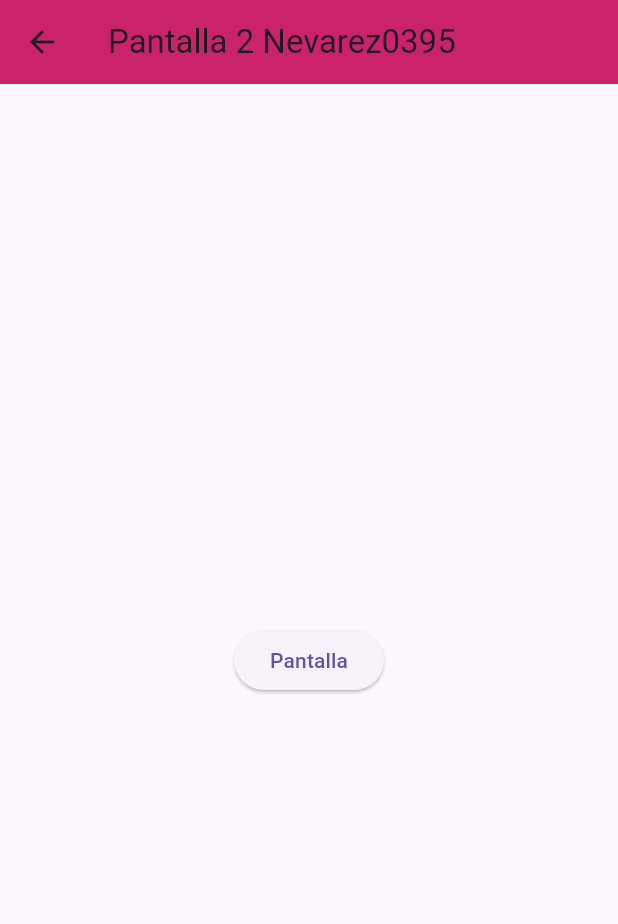
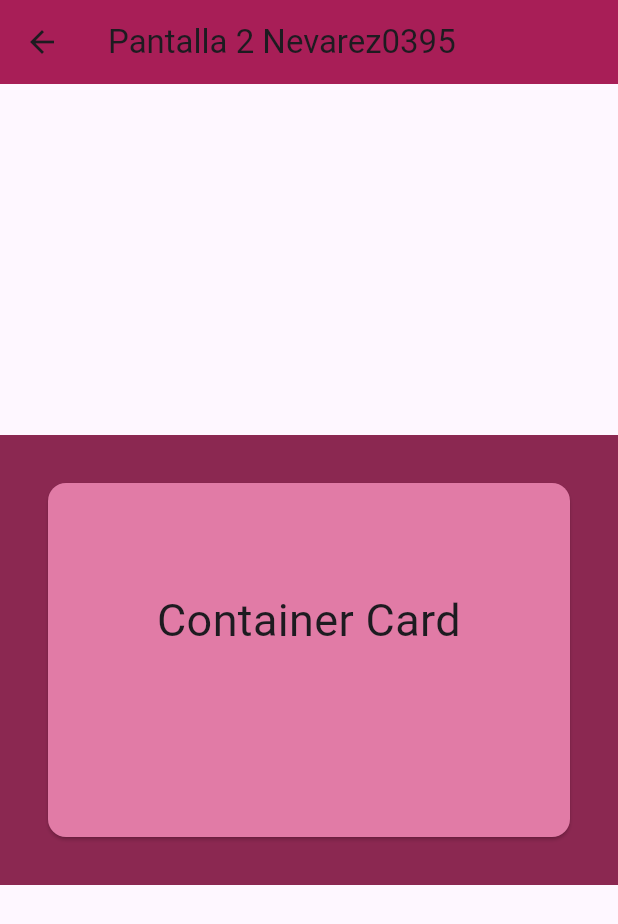
Before and after one commit to NevarezOrtegaEdna/p15-RutasV2-0395, a Flutter app: the Pantalla2_0395 screen opened by its route, on a phone screen of 412 x 824 dp. Shown: the top 924 px of the screen. Run offline on Flutter 3.47's test engine with Material 3 defaults, Android fonts, the phone set to English and light mode, and no system bars; missing offline and left inert: dart:html.

```diff
--- a/lib/pantalla2_0395.dart
+++ b/lib/pantalla2_0395.dart
@@ -9,17 +9,25 @@ class Pantalla2_0395 extends StatelessWidget {
     return Scaffold(
       appBar: AppBar(
         title: Text('Pantalla 2 Nevarez0395'),
-        backgroundColor: Color(0xffcb2369),
+        backgroundColor: Color(0xffa81e57),
       ),
       body: Center(
-          child: Column(
-        mainAxisAlignment: MainAxisAlignment.center,
-        children: [
-          ElevatedButton(
-              onPressed: () {}, //Si presiona boton
-              child: const Text('Pantalla')),
-        ],
-      )),
+          child: Container(
+              width: double.infinity,
+              height: 300,
+              color: Color(0xff8b2851),
+              child: Card(
+                color: Color(0xffe17ba6),
+                margin: EdgeInsets.all(32),
+                child: Padding(
+                  padding: EdgeInsets.all(70),
+                  child: Text(
+                    "Container Card",
+                    style: TextStyle(fontSize: 30),
+                    textAlign: TextAlign.center,
+                  ),
+                ),
+              ))),
     );
   } //Widgets
 } //Fin Pantalla 2
--- a/lib/pantallainicial_0395.dart
+++ b/lib/pantallainicial_0395.dart
@@ -8,7 +8,7 @@ class Pantallainicial_0395 extends StatelessWidget {
   Widget build(BuildContext context) {
     return Scaffold(
       appBar: AppBar(
-        title: Text('Pantalla Inicial Nevarez'),
+        title: Text('Card Container Nevarez'),
         backgroundColor: Color(0xff093950),
       ),
       body: Center(
```
Also changed, not shown: lib/pantalla1_0395.dart (+18 -10 lines).
